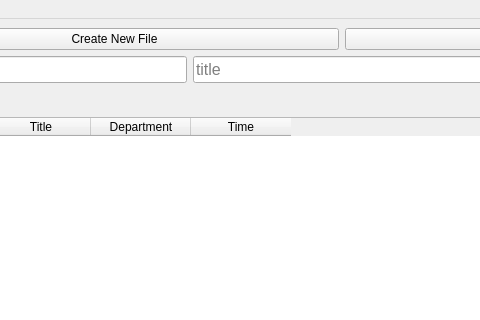
Before: the Qt Designer form main.ui in BrianHammond/Simple_CSV_Tool, drawn with Qt 5; both pictures show x 119 to 599 and y 0 to 320 of the 921 by 506 pixel window.
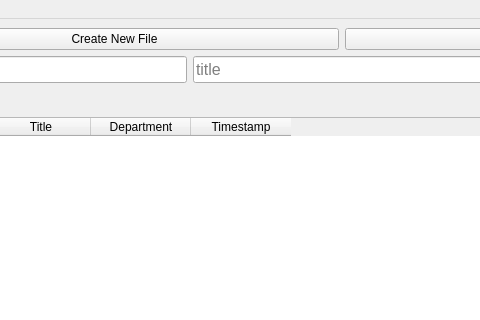
After: the same form once the commit is applied. Icons and pictures are not drawn.

Patch:
```diff
--- a/main.ui
+++ b/main.ui
@@ -132,7 +132,7 @@
       </column>
       <column>
        <property name="text">
-        <string>Time</string>
+        <string>Timestamp</string>
        </property>
       </column>
      </widget>
```
